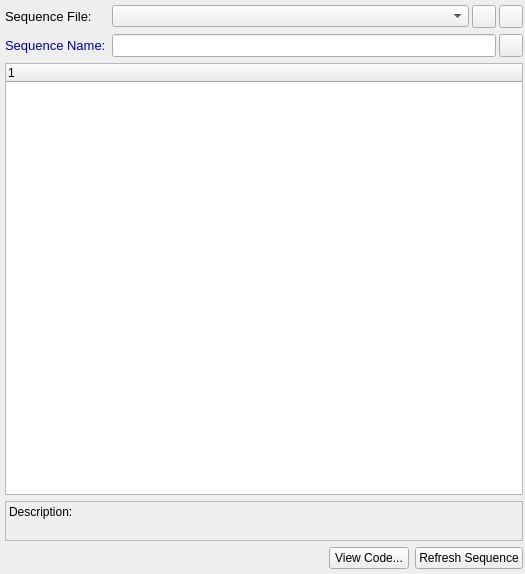
Before: the Qt Designer form LoggingTool_Manager/Wizards/sequence_wizard.ui in Osechkin/LoggingTool_Manager3, drawn with Qt 5.
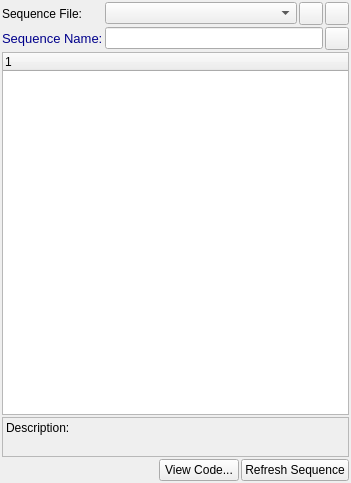
After: the same form once the commit is applied.

Diff of the .ui file:
```diff
--- a/LoggingTool_Manager/Wizards/sequence_wizard.ui
+++ b/LoggingTool_Manager/Wizards/sequence_wizard.ui
@@ -6,8 +6,8 @@
    <rect>
     <x>0</x>
     <y>0</y>
-    <width>525</width>
-    <height>574</height>
+    <width>351</width>
+    <height>483</height>
    </rect>
   </property>
   <property name="windowTitle">
@@ -15,22 +15,25 @@
   </property>
   <layout class="QGridLayout" name="gridLayout">
    <property name="leftMargin">
-    <number>5</number>
+    <number>2</number>
    </property>
    <property name="topMargin">
-    <number>5</number>
+    <number>2</number>
    </property>
    <property name="rightMargin">
     <number>2</number>
    </property>
    <property name="bottomMargin">
-    <number>5</number>
+    <number>2</number>
+   </property>
+   <property name="spacing">
+    <number>2</number>
    </property>
    <item row="0" column="0">
     <widget class="QLabel" name="lblSeqFile">
      <property name="font">
       <font>
-       <pointsize>10</pointsize>
+       <pointsize>9</pointsize>
       </font>
      </property>
      <property name="text">
@@ -41,7 +44,7 @@
    <item row="0" column="1">
     <layout class="QHBoxLayout" name="horizontalLayout_2">
      <property name="spacing">
-      <number>3</number>
+      <number>2</number>
      </property>
      <item>
       <widget class="QComboBox" name="cboxSequences">
@@ -96,7 +99,7 @@
    <item row="1" column="1">
     <layout class="QHBoxLayout" name="horizontalLayout_3">
      <property name="spacing">
-      <number>3</number>
+      <number>2</number>
      </property>
      <item>
       <widget class="QLineEdit" name="ledSeqName">
@@ -108,7 +111,7 @@
        </property>
        <property name="font">
         <font>
-         <pointsize>10</pointsize>
+         <pointsize>9</pointsize>
         </font>
        </property>
        <property name="alignment">
@@ -130,6 +133,12 @@
    </item>
    <item row="2" column="0" colspan="2">
     <widget class="QTreeWidget" name="treeWidget">
+     <property name="sizePolicy">
+      <sizepolicy hsizetype="Preferred" vsizetype="Expanding">
+       <horstretch>0</horstretch>
+       <verstretch>0</verstretch>
+      </sizepolicy>
+     </property>
      <column>
       <property name="text">
        <string notr="true">1</string>
@@ -167,6 +176,9 @@
    </item>
    <item row="4" column="0" colspan="2">
     <layout class="QHBoxLayout" name="horizontalLayout">
+     <property name="spacing">
+      <number>2</number>
+     </property>
      <item>
       <spacer name="horizontalSpacer">
        <property name="orientation">
```
